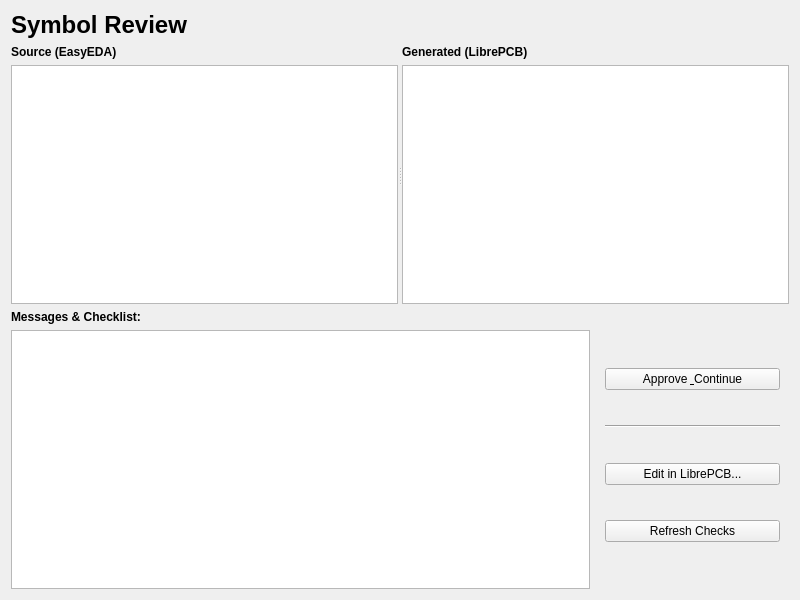
Old version of the form ui/symbol_review_page.ui in the repository z3ugma/webparts-librepcb.
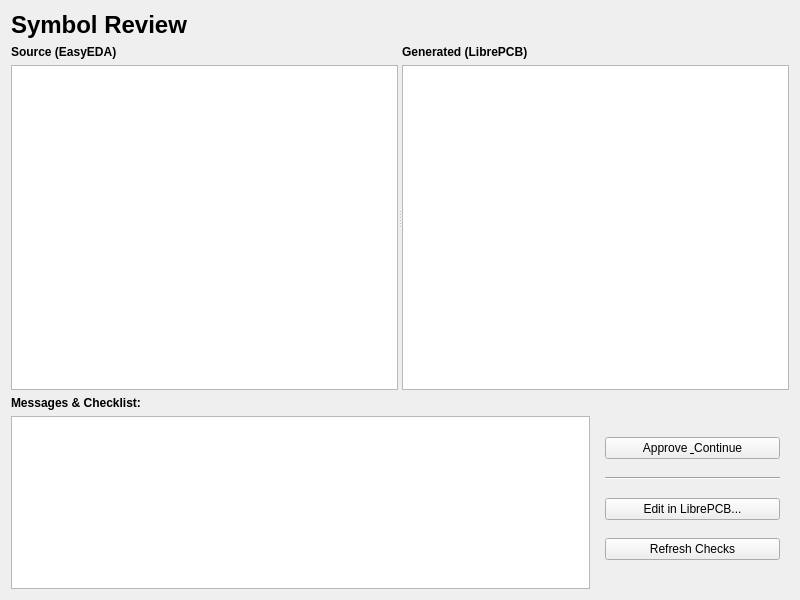
New version of the form.

Commit message: Download Symbol data on add to library, including source data and images

The edit to the form file:
```diff
--- a/ui/symbol_review_page.ui
+++ b/ui/symbol_review_page.ui
@@ -13,7 +13,7 @@
   <property name="windowTitle">
    <string>Form</string>
   </property>
-  <layout class="QVBoxLayout" name="verticalLayout_Symbol" stretch="0,1,0,1">
+  <layout class="QVBoxLayout" name="verticalLayout_Symbol" stretch="0,2,0,1">
    <item>
     <widget class="QLabel" name="label_SymbolHeader">
      <property name="text">
```
The commit also changes 7 other files.
